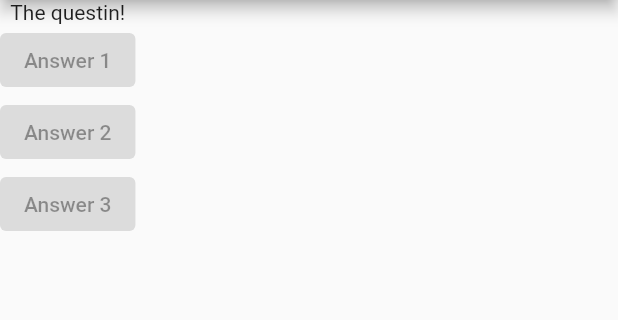
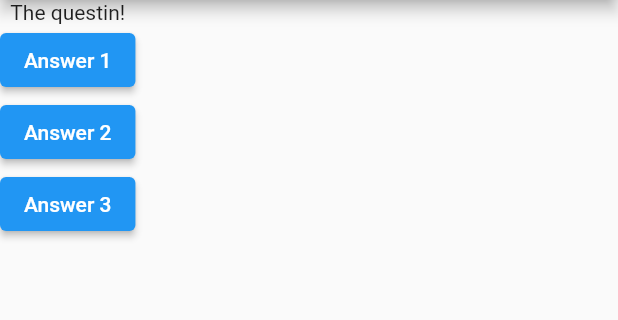
Before and after one commit to OneSummerDay/first_app, a Flutter app: the screen it shows after launch, on a phone screen of 412 x 824 dp, the part 84-404 px from its top. Run offline on Flutter 3.47's test engine with Material 2 defaults, Android fonts, the phone set to English and light mode, and no system bars.

Commit message:
feat(maim.dart): created "answerTheQuestion" function

```diff
--- a/lib/main.dart
+++ b/lib/main.dart
@@ -3,22 +3,38 @@ import 'package:flutter/material.dart';
 void main() => runApp(MyApp());
 
 class MyApp extends StatelessWidget {
+  void answerTheQuestion() {
+    print('Anwer choosen');
+  }
+
   @override
   Widget build(BuildContext context) {
-    var question = ['What is your favorite color?',
-     'What is your favorite animal?'
-     ];
+    var question = [
+      'What is your favorite color?',
+      'What is your favorite animal?',
+    ];
     return MaterialApp(
       home: Scaffold(
         appBar: AppBar(
           title: Text('My first App'),
         ),
-        body: Column(children: <Widget>[
-          Text('The questin!'),
-          ElevatedButton(onPressed: null, child: Text('Answer 1'),),
-          ElevatedButton(onPressed: null, child: Text('Answer 2'),),
-          ElevatedButton(onPressed: null, child: Text('Answer 3'),)
-        ],),
+        body: Column(
+          children: <Widget>[
+            Text('The questin!'),
+            ElevatedButton(
+              onPressed: answerTheQuestion,
+              child: Text('Answer 1'),
+            ),
+            ElevatedButton(
+              onPressed: answerTheQuestion,
+              child: Text('Answer 2'),
+            ),
+            ElevatedButton(
+              onPressed: answerTheQuestion,
+              child: Text('Answer 3'),
+            )
+          ],
+        ),
       ),
     );
   }
```
Also changed, not shown: 1 other file.
